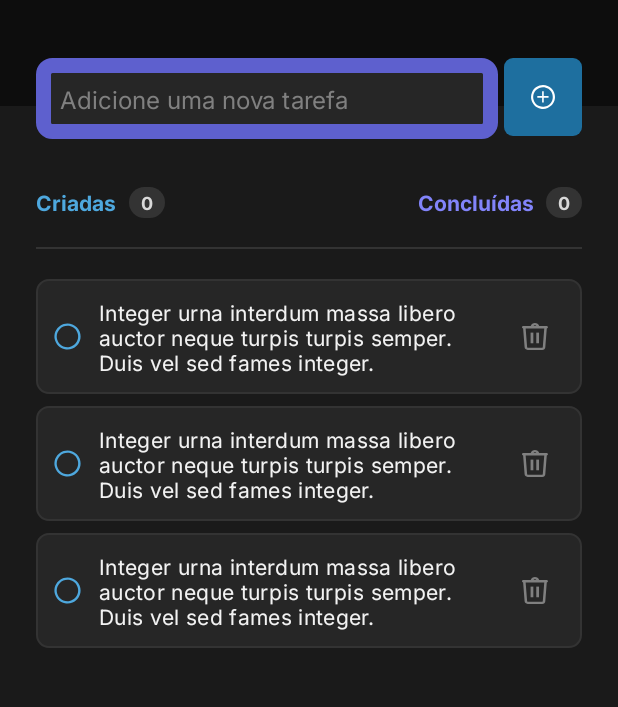
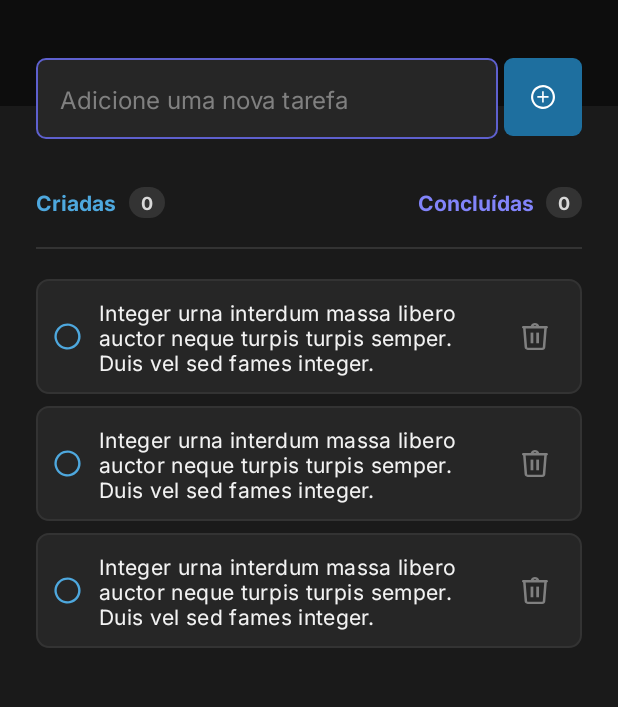
Before and after one commit to kassiosilva/todo-list-android, an Android app: the layout activity_main.xml on its own in the app's theme, with its tools: preview values and no code run, on a phone screen of 412 x 824 dp, the part 154-861 px from its top. Run offline under Robolectric (Android 15) with nearby library versions, the phone set to English and light mode, and no system bars.

Commit message:
fix: ajuste no tamanho da borda no focus

```diff
--- a/app/src/main/res/drawable/rounded_corner_edit.xml
+++ b/app/src/main/res/drawable/rounded_corner_edit.xml
@@ -20,7 +20,7 @@
             <corners android:radius="6dp" />
 
             <!-- This is the border color -->
-            <stroke android:width="10dp" android:color="@color/purple_dark" />
+            <stroke android:width="1dp" android:color="@color/purple_dark" />
 
             <!--- This is the background color -->
             <solid android:color="@color/gray_500" />
```
